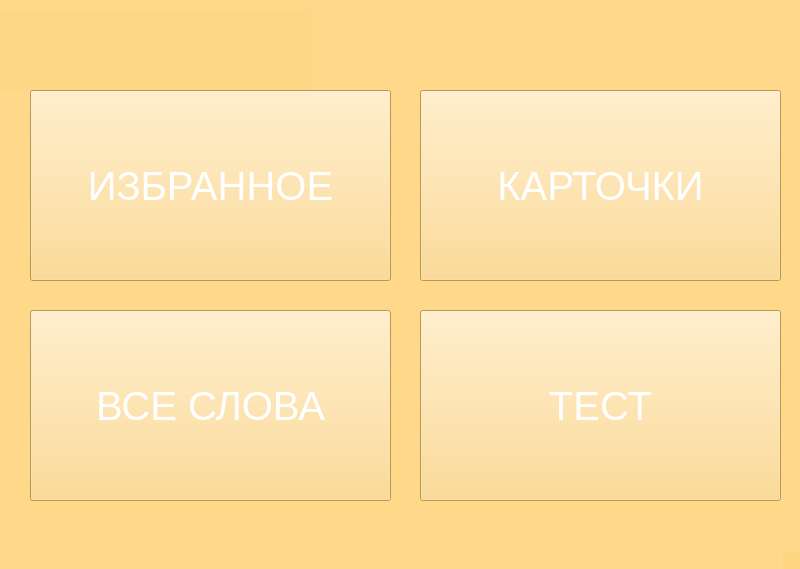
YoungCucumber/Project1, file Designs/menu.ui: the form before one commit.
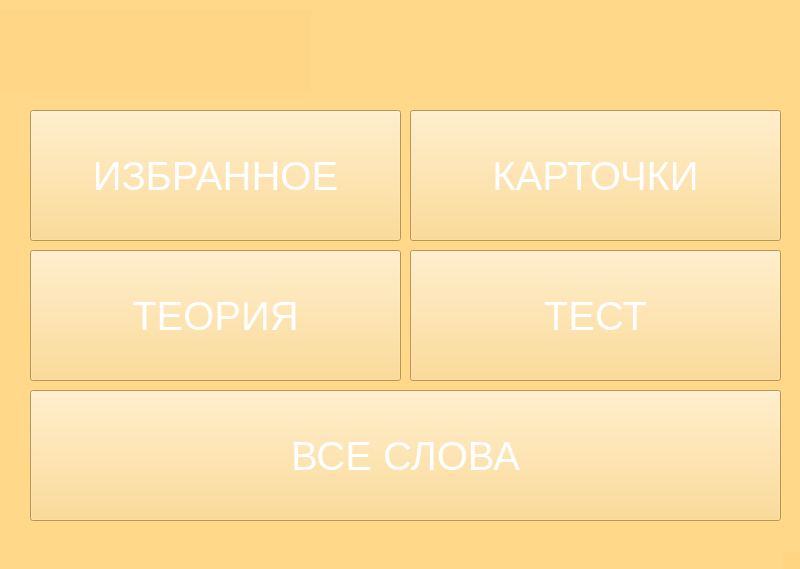
The form after the commit. Icons and pictures are not drawn.

The edit to the form file:
```diff
--- a/Designs/menu.ui
+++ b/Designs/menu.ui
@@ -40,9 +40,9 @@
     <property name="geometry">
      <rect>
       <x>30</x>
-      <y>310</y>
-      <width>361</width>
-      <height>191</height>
+      <y>390</y>
+      <width>751</width>
+      <height>131</height>
      </rect>
     </property>
     <property name="font">
@@ -62,9 +62,9 @@
     <property name="geometry">
      <rect>
       <x>30</x>
-      <y>90</y>
-      <width>361</width>
-      <height>191</height>
+      <y>110</y>
+      <width>371</width>
+      <height>131</height>
      </rect>
     </property>
     <property name="font">
@@ -83,10 +83,10 @@
    <widget class="QPushButton" name="btn_cards">
     <property name="geometry">
      <rect>
-      <x>420</x>
-      <y>90</y>
-      <width>361</width>
-      <height>191</height>
+      <x>410</x>
+      <y>110</y>
+      <width>371</width>
+      <height>131</height>
      </rect>
     </property>
     <property name="font">
@@ -105,10 +105,10 @@
    <widget class="QPushButton" name="btn_test">
     <property name="geometry">
      <rect>
-      <x>420</x>
-      <y>310</y>
-      <width>361</width>
-      <height>191</height>
+      <x>410</x>
+      <y>250</y>
+      <width>371</width>
+      <height>131</height>
      </rect>
     </property>
     <property name="font">
@@ -124,6 +124,28 @@
      <string>ТЕСТ</string>
     </property>
    </widget>
+   <widget class="QPushButton" name="btn_theory">
+    <property name="geometry">
+     <rect>
+      <x>30</x>
+      <y>250</y>
+      <width>371</width>
+      <height>131</height>
+     </rect>
+    </property>
+    <property name="font">
+     <font>
+      <pointsize>30</pointsize>
+     </font>
+    </property>
+    <property name="styleSheet">
+     <string notr="true">background-color: rgb(255, 212, 121);
+color: rgb(255, 255, 255);</string>
+    </property>
+    <property name="text">
+     <string>ТЕОРИЯ</string>
+    </property>
+   </widget>
   </widget>
   <widget class="QMenuBar" name="menubar">
    <property name="geometry">
```
